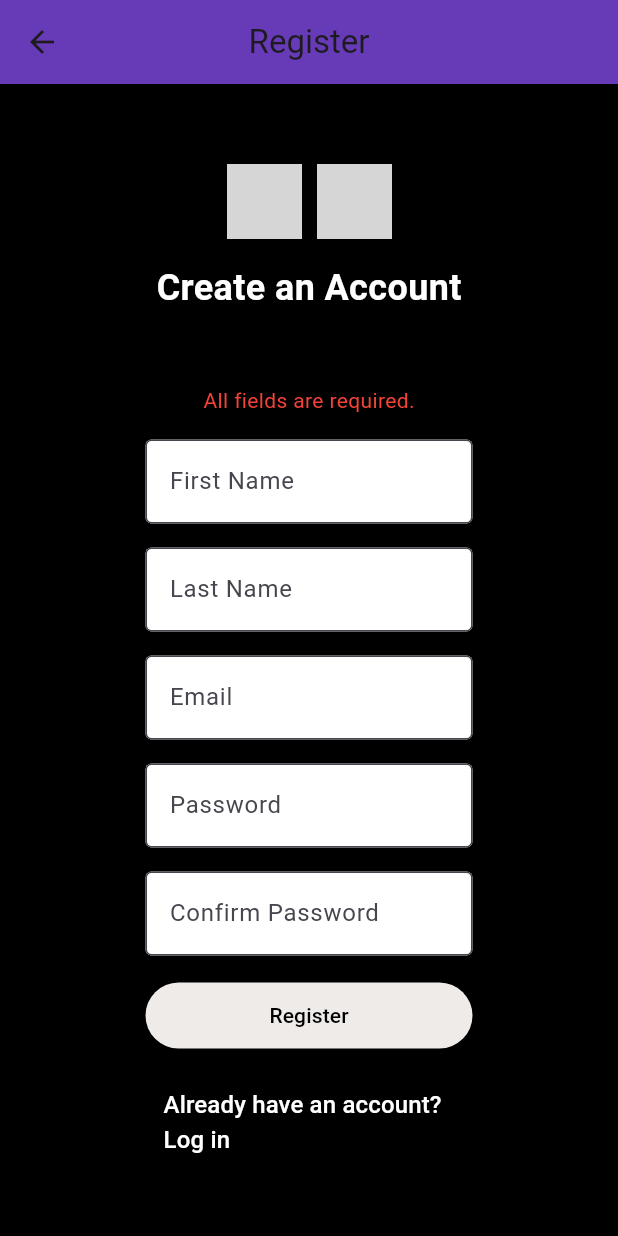
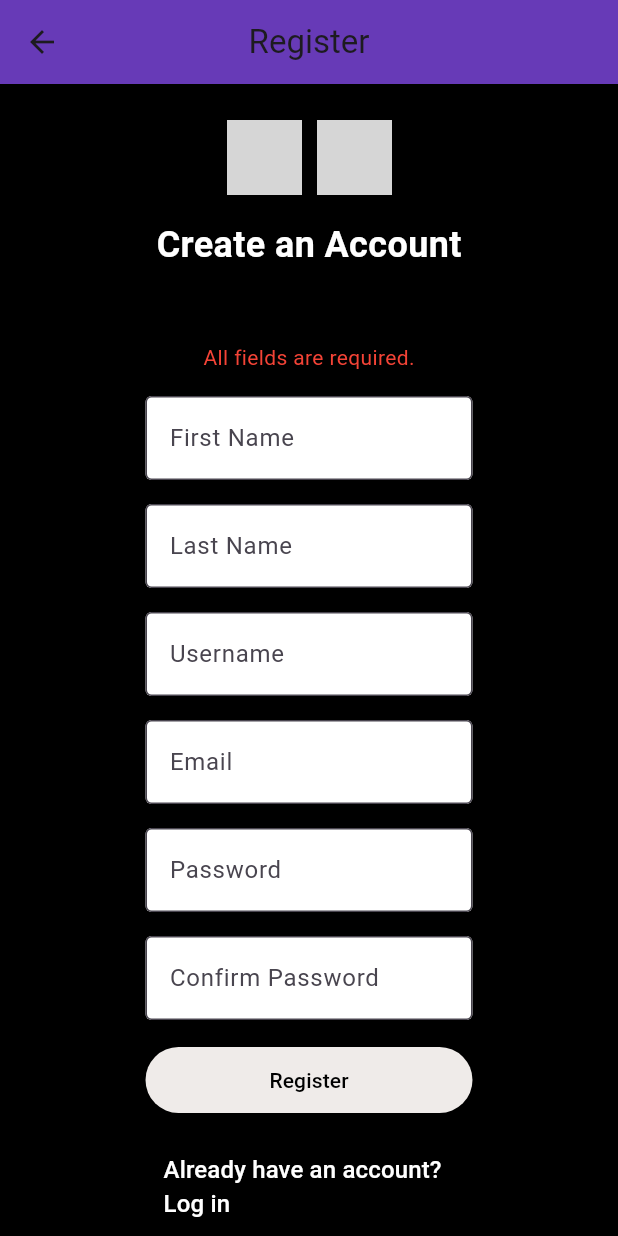
Before and after one commit to fifty1-fifty/large_project, a Flutter app: the RegisterScreen screen opened by its route, after a tap on "Register", on a phone screen of 412 x 824 dp. Run offline on Flutter 3.47's test engine with Material 3 defaults, Android fonts, the phone set to English and light mode, and no system bars; our stand-ins replace flutter_secure_storage, google_fonts; accounts and stored records are empty; network calls fail; grey boxes are pictures that could not be loaded.

Commit message:
changed most screen files and routes.dart to make sure that the URL for the page is updated correctly when changing pages/screens

```diff
--- a/movieapp/lib/main.dart
+++ b/movieapp/lib/main.dart
@@ -2,7 +2,8 @@ import 'package:flutter/material.dart';
 import 'package:movieapp/routes/routes.dart';
 
 void main() {
-  runApp(const MyApp());}
+  runApp(const MyApp());
+}
 
 class MyApp extends StatelessWidget {
   const MyApp({super.key});
@@ -23,7 +24,7 @@ class MyApp extends StatelessWidget {
           border: OutlineInputBorder(),
         ),
       ),
-      initialRoute: '/login',
+      initialRoute: Routes.LOGINSCREEN,
       onGenerateRoute: Routes.onGenerateRoute,
     );
   }
--- a/movieapp/lib/routes/routes.dart
+++ b/movieapp/lib/routes/routes.dart
@@ -15,22 +15,20 @@ class Routes {
     switch (settings.name) {
       case '/':
       case LOGINSCREEN:
-        return MaterialPageRoute(builder: (_) => const LoginScreen());
+        return MaterialPageRoute(builder: (_) => const LoginScreen(), settings: settings);
 
       case REGISTERSCREEN:
-        return MaterialPageRoute(builder: (_) => const RegisterScreen());
+        return MaterialPageRoute(builder: (_) => const RegisterScreen(), settings: settings);
 
       case EXPLORESCREEN:
         final token = settings.arguments as String;
         return MaterialPageRoute(
-          builder: (_) => ExploreScreen(token: token),
-        );
+          builder: (_) => ExploreScreen(token: token), settings: settings);
 
       case movieDetail:
         final movie = settings.arguments as Movie;
         return MaterialPageRoute(
-          builder: (_) => MovieDetailScreen(movie: movie),
-        );
+          builder: (_) => MovieDetailScreen(movie: movie), settings: settings);
 
       default:
         return MaterialPageRoute(
--- a/movieapp/lib/screens/ExploreScreen.dart
+++ b/movieapp/lib/screens/ExploreScreen.dart
@@ -5,6 +5,8 @@ import '../models/movie.dart';
 import '../services/api_service.dart';
 import '../services/secure_storage.dart';
 import '../widgets/movie_card.dart';
+import 'package:movieapp/routes/routes.dart';
+
 
 class ExploreScreen extends StatefulWidget {
   const ExploreScreen({super.key, required this.token});
@@ -107,7 +109,7 @@ class _ExploreScreenState extends State<ExploreScreen> {
   Future<void> _forceLogout() async {
     await SecureStorage.deleteToken();
     if (mounted) {
-      Navigator.pushNamedAndRemoveUntil(context, '/login', (route) => false);
+      Navigator.pushNamedAndRemoveUntil(context, Routes.LOGINSCREEN, (route) => false);
     }
   }
 
@@ -217,6 +219,6 @@ class _ExploreScreenState extends State<ExploreScreen> {
   }
 
   void _navigateToDetail(Movie movie) {
-    Navigator.pushNamed(context, '/movie-detail', arguments: movie);
+    Navigator.pushNamed(context, Routes.movieDetail, arguments: movie);
   }
 }
--- a/movieapp/lib/screens/LoginScreen.dart
+++ b/movieapp/lib/screens/LoginScreen.dart
@@ -163,7 +163,7 @@ class _LoginScreenState extends State<LoginScreen> {
                           _isLoading
                               ? null
                               : () {
-                                Navigator.pushNamed(context, '/register');
+                                Navigator.pushNamed(context, Routes.REGISTERSCREEN);
                               },
                       child: const Text(
                         'Create an account',
--- a/movieapp/lib/screens/MovieDetailScreen.dart
+++ b/movieapp/lib/screens/MovieDetailScreen.dart
@@ -1,5 +1,6 @@
 import 'package:flutter/material.dart';
 import '../models/movie.dart';
+
 
 class MovieDetailScreen extends StatelessWidget {
   final Movie movie;
--- a/movieapp/lib/screens/RegisterScreen.dart
+++ b/movieapp/lib/screens/RegisterScreen.dart
@@ -1,5 +1,7 @@
 import 'package:flutter/material.dart';
 import '../services/api_service.dart';
+import 'package:movieapp/routes/routes.dart';
+
 
 class RegisterScreen extends StatefulWidget {
   const RegisterScreen({super.key});
@@ -49,11 +51,11 @@ class _RegisterScreenState extends State<RegisterScreen> {
 
     try {
       await ApiService.register(
-      _emailController.text,
-      _passwordController.text,
-      _firstNameController.text,
-      _lastNameController.text,
-      _usernameController.text,
+        email: _emailController.text,
+        password: _passwordController.text,
+        firstName: _firstNameController.text,
+        lastName: _lastNameController.text,
+        username: _usernameController.text,
       );
       setState(() {
         message = 'Registration successful! Please check your email to verify.';
@@ -61,13 +63,13 @@ class _RegisterScreenState extends State<RegisterScreen> {
       });
     } catch (e) {
       setState(() {
-      _errorMessage = 'Registration failed: ${e.toString().replaceAll('Exception: ', '')}';
+        _errorMessage =
+            'Registration failed: ${e.toString().replaceAll('Exception: ', '')}';
       });
     } finally {
       setState(() => _isLoading = false);
     }
   }
-
 
   @override
   Widget build(BuildContext context) {
@@ -119,7 +121,8 @@ class _RegisterScreenState extends State<RegisterScreen> {
                       _errorMessage ?? message,
                       style: TextStyle(
                         fontSize: 14,
-                        color: _errorMessage != null ? Colors.red : Colors.white,
+                        color:
+                            _errorMessage != null ? Colors.red : Colors.white,
                       ),
                     ),
                     const SizedBox(height: 16),
@@ -146,6 +149,19 @@ class _RegisterScreenState extends State<RegisterScreen> {
                         border: const OutlineInputBorder(),
                         labelText: 'Last Name',
                         hintText: 'Enter your last name',
+                      ),
+                    ),
+                    const SizedBox(height: 16),
+
+                    // Username Field
+                    TextField(
+                      controller: _usernameController,
+                      decoration: InputDecoration(
+                        filled: true,
+                        fillColor: Colors.white,
+                        border: const OutlineInputBorder(),
+                        labelText: 'Username',
+                        hintText: 'Choose a username',
                       ),
                     ),
                     const SizedBox(height: 16),
@@ -201,7 +217,8 @@ class _RegisterScreenState extends State<RegisterScreen> {
                         minimumSize: const Size(double.infinity, 40),
                       ),
                       onPressed: _isLoading ? null : _handleRegister,
-                      child: _isLoading
+                      child:
+                          _isLoading
                               ? SizedBox(
                                 width: 20,
                                 height: 20,
@@ -210,19 +227,23 @@ class _RegisterScreenState extends State<RegisterScreen> {
                                   color: Colors.black,
                                 ),
                               )
-                          : const Text('Register', style: TextStyle(fontSize: 14)),
+                              : const Text(
+                                'Register',
+                                style: TextStyle(fontSize: 14),
+                              ),
                     ),
 
                     const SizedBox(height: 16),
 
                     // Login Link
                     TextButton(
-                      onPressed: _isLoading
+                      onPressed:
+                          _isLoading
                               ? null
                               : () {
-                              Navigator.pushReplacementNamed(context, '/login');
+                                Navigator.pushNamed(context, Routes.LOGINSCREEN);
                               },
-                      child:  const Text(
+                      child: const Text(
                         'Already have an account? Log in',
                         style: TextStyle(fontSize: 16, color: Colors.white),
                       ),
--- a/movieapp/lib/services/api_service.dart
+++ b/movieapp/lib/services/api_service.dart
@@ -1,5 +1,4 @@
 import 'dart:convert';
-import 'package:flutter/material.dart';
 import 'package:http/http.dart' as http;
 import '../models/movie.dart';
 import '../services/secure_storage.dart';
@@ -35,13 +34,13 @@ class ApiService {
   }
 
   //Register
-  static Future<Map<String, dynamic>> register(
-    String email,
-    String password,
-    String firstName,
-    String lastName,
-    String username,
-  ) async {
+  static Future<Map<String, dynamic>> register({
+  required String email,
+  required String password,
+  required String firstName,
+  required String lastName,
+  required String username,
+}) async {
   final response = await http.post(
     Uri.parse('$_baseUrl/register'),
     headers: {'Content-Type': 'application/json'},
@@ -53,8 +52,17 @@ class ApiService {
       'reglogin': username,
     }),
   );
-    return _handleResponse(response);
+
+  final data = _handleResponse(response);
+
+  // The response should include: { error: "", login: ..., password: ... }
+  if (data is Map<String, dynamic>) {
+    return data;
+  } else {
+    throw Exception('Unexpected response format during registration.');
   }
+}
+
 
   //Get trending movies
   static Future<List<Movie>> trendingMovie({
```
Lines whose indentation alone changed are shown as unchanged.
